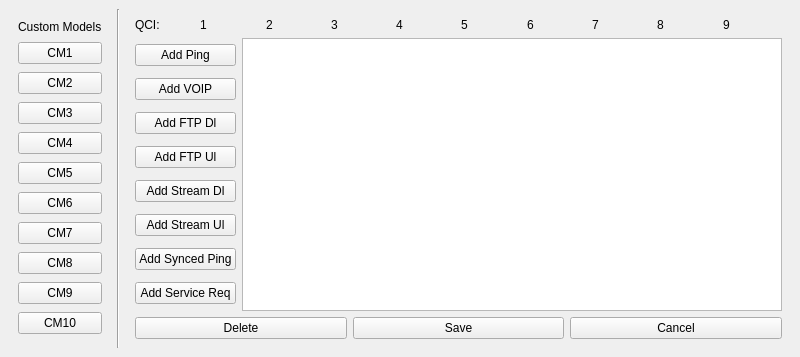
Qt form LTEsimGeneratorGUI/Ui/DataForms/custommodelslistform.ui (moniss23/junit4) before a commit.
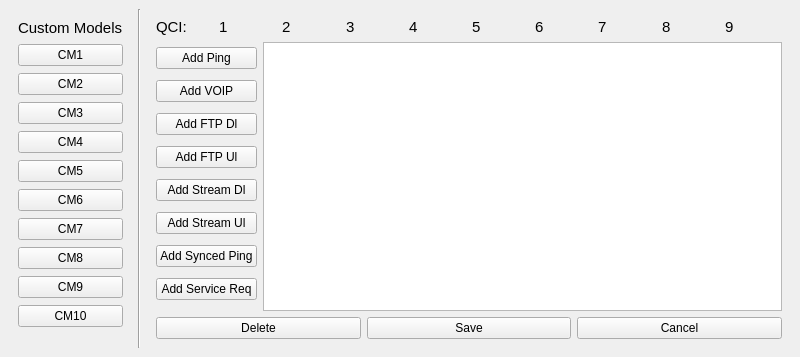
The same form after that commit.

Diff of the .ui file:
```diff
--- a/LTEsimGeneratorGUI/Ui/DataForms/custommodelslistform.ui
+++ b/LTEsimGeneratorGUI/Ui/DataForms/custommodelslistform.ui
@@ -37,6 +37,11 @@
              <verstretch>0</verstretch>
             </sizepolicy>
            </property>
+           <property name="font">
+            <font>
+             <pointsize>11</pointsize>
+            </font>
+           </property>
            <property name="text">
             <string>Custom Models</string>
            </property>
@@ -132,6 +137,11 @@
           <layout class="QHBoxLayout" name="horizontalLayout_4">
            <item>
             <widget class="QLabel" name="QciLabel">
+             <property name="font">
+              <font>
+               <pointsize>11</pointsize>
+              </font>
+             </property>
              <property name="text">
               <string>QCI:</string>
              </property>
@@ -139,6 +149,11 @@
            </item>
            <item>
             <widget class="QLabel" name="Label1">
+             <property name="font">
+              <font>
+               <pointsize>11</pointsize>
+              </font>
+             </property>
              <property name="text">
               <string>1</string>
              </property>
@@ -146,6 +161,11 @@
            </item>
            <item>
             <widget class="QLabel" name="Label2">
+             <property name="font">
+              <font>
+               <pointsize>11</pointsize>
+              </font>
+             </property>
              <property name="text">
               <string>2</string>
              </property>
@@ -153,6 +173,11 @@
            </item>
            <item>
             <widget class="QLabel" name="Label3">
+             <property name="font">
+              <font>
+               <pointsize>11</pointsize>
+              </font>
+             </property>
              <property name="text">
               <string>3</string>
              </property>
@@ -160,6 +185,11 @@
            </item>
            <item>
             <widget class="QLabel" name="Label4">
+             <property name="font">
+              <font>
+               <pointsize>11</pointsize>
+              </font>
+             </property>
              <property name="text">
               <string>4</string>
              </property>
@@ -167,6 +197,11 @@
            </item>
            <item>
             <widget class="QLabel" name="Label5">
+             <property name="font">
+              <font>
+               <pointsize>11</pointsize>
+              </font>
+             </property>
              <property name="text">
               <string>5</string>
              </property>
@@ -174,6 +209,11 @@
            </item>
            <item>
             <widget class="QLabel" name="Label6">
+             <property name="font">
+              <font>
+               <pointsize>11</pointsize>
+              </font>
+             </property>
              <property name="text">
               <string>6</string>
              </property>
@@ -181,6 +221,11 @@
            </item>
            <item>
             <widget class="QLabel" name="Label7">
+             <property name="font">
+              <font>
+               <pointsize>11</pointsize>
+              </font>
+             </property>
              <property name="text">
               <string>7</string>
              </property>
@@ -188,6 +233,11 @@
            </item>
            <item>
             <widget class="QLabel" name="Label8">
+             <property name="font">
+              <font>
+               <pointsize>11</pointsize>
+              </font>
+             </property>
              <property name="text">
               <string>8</string>
              </property>
@@ -195,6 +245,11 @@
            </item>
            <item>
             <widget class="QLabel" name="Label9">
+             <property name="font">
+              <font>
+               <pointsize>11</pointsize>
+              </font>
+             </property>
              <property name="text">
               <string>9</string>
              </property>
```
